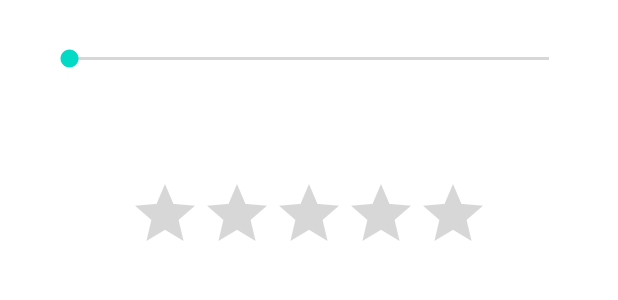
After one commit to AR1610/Aarti_AndroidTraining, an Android app: the layout activity_seekbar_ratingbar.xml on its own in the app's theme, with its tools: preview values and no code run, on a phone screen of 412 x 824 dp. The commit adds this screen. Shown: the top 300 px of the screen. Run offline under Robolectric (Android 15) with nearby library versions, the phone set to English and light mode, and no system bars.

Commit message:
Seekbar and Ratingbar

```diff
--- a/app/src/main/AndroidManifest.xml
+++ b/app/src/main/AndroidManifest.xml
@@ -14,6 +14,9 @@
         android:roundIcon="@mipmap/ic_launcher_round"
         android:supportsRtl="true"
         android:theme="@style/Theme.MyAppgen7to8">
+        <activity
+            android:name=".SeekbarRatingbarActivity"
+            android:exported="true" />
         <activity
             android:name=".MainActivity"
             android:exported="true" />
--- a/app/src/main/java/com/myappgen7to8/ImagePickActivity.java
+++ b/app/src/main/java/com/myappgen7to8/ImagePickActivity.java
@@ -52,7 +52,7 @@ public class ImagePickActivity extends AppCompatActivity {
     protected void onActivityResult(int requestCode, int resultCode, @Nullable Intent data) {
         super.onActivityResult(requestCode, resultCode, data);
 
-        if (requestCode == 11){
+        if (resultCode == RESULT_OK && requestCode == 11){
 
             Uri uri = data.getData();
             imgDP.setImageURI(uri);
--- a/app/src/main/java/com/myappgen7to8/SplashActivity.java
+++ b/app/src/main/java/com/myappgen7to8/SplashActivity.java
@@ -17,13 +17,13 @@ public class SplashActivity extends AppCompatActivity {
         setContentView(R.layout.activity_splash);
 
         imgGIF = findViewById(R.id.img_gif);
-        imgGIF.setGifImageResource(R.drawable.img_bg);
+        imgGIF.setGifImageResource(R.drawable.android_google);
 
         new Handler().postDelayed(new Runnable() {
             @Override
             public void run() {
 
-                Intent i = new Intent(SplashActivity.this,ImagePickActivity.class);
+                Intent i = new Intent(SplashActivity.this,SeekbarRatingbarActivity.class);
                 startActivity(i);
                 finish();
             }
--- /dev/null
+++ b/app/src/main/res/layout/activity_seekbar_ratingbar.xml
@@ -0,0 +1,42 @@
+<?xml version="1.0" encoding="utf-8"?>
+<LinearLayout xmlns:android="http://schemas.android.com/apk/res/android"
+    xmlns:app="http://schemas.android.com/apk/res-auto"
+    xmlns:tools="http://schemas.android.com/tools"
+    android:layout_width="match_parent"
+    android:layout_height="match_parent"
+    tools:context=".SeekbarRatingbarActivity"
+    android:orientation="vertical"
+    android:padding="30dp">
+
+    <SeekBar
+        android:layout_width="match_parent"
+        android:layout_height="wrap_content"
+        android:id="@+id/seekbar"/>
+
+    <TextView
+        android:layout_width="wrap_content"
+        android:layout_height="wrap_content"
+        android:id="@+id/tv_seekbar"
+        android:layout_gravity="center"
+        android:layout_marginTop="30dp"
+        android:textColor="@color/teal_200"
+        android:textSize="30sp"/>
+
+    <RatingBar
+        android:layout_width="wrap_content"
+        android:layout_height="wrap_content"
+        android:id="@+id/ratingbar"
+        android:numStars="5"
+        android:layout_gravity="center"/>
+
+    <TextView
+        android:layout_width="wrap_content"
+        android:layout_height="wrap_content"
+        android:id="@+id/tv_ratingbar"
+        android:layout_gravity="center"
+        android:layout_marginTop="30dp"
+        android:textColor="@color/teal_200"
+        android:textSize="30sp"/>
+
+
+</LinearLayout>
```
Also changed, not shown: app/src/main/java/com/myappgen7to8/SeekbarRatingbarActivity.java (added, +59 -0 lines), app/src/main/res/drawable/android_google.gif (added).
